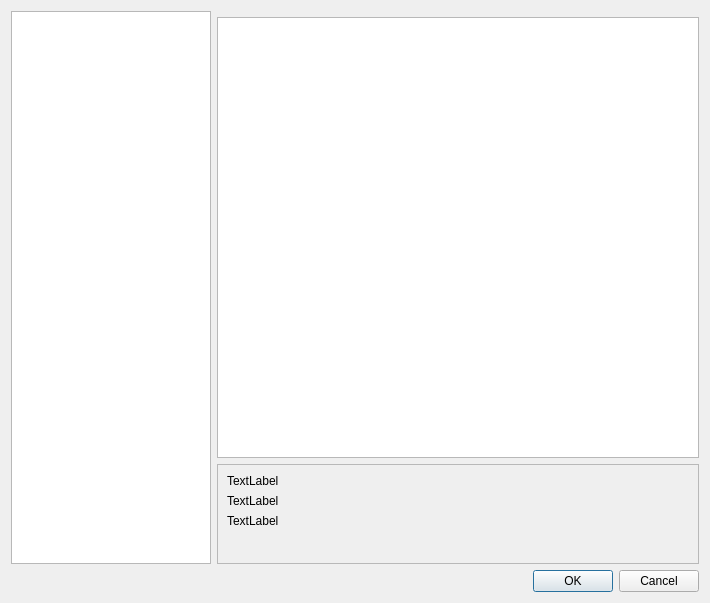
Before: the Qt Designer form kde4/pardusman/ui/uipackages.ui in pars-linux/uludag, drawn with Qt 5.
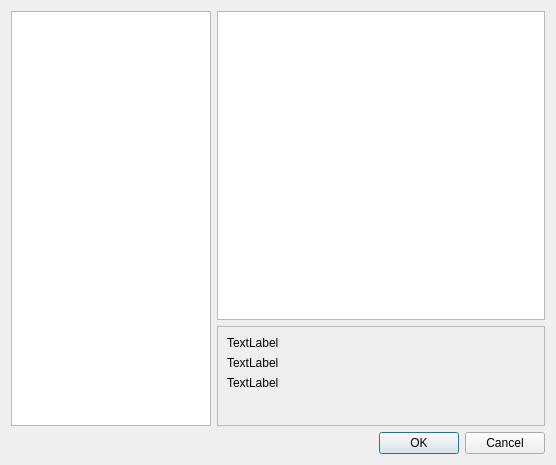
After: the same form once the commit is applied.

Commit message: Packages dialog, step 1

The edit to the form file:
```diff
--- a/kde4/pardusman/ui/uipackages.ui
+++ b/kde4/pardusman/ui/uipackages.ui
@@ -6,22 +6,16 @@
    <rect>
     <x>0</x>
     <y>0</y>
-    <width>710</width>
-    <height>603</height>
+    <width>556</width>
+    <height>465</height>
    </rect>
   </property>
   <property name="windowTitle">
    <string>Packages</string>
   </property>
   <layout class="QGridLayout" name="gridLayout_2">
-   <item row="0" column="0" rowspan="3">
-    <widget class="QListView" name="listComponents">
-     <property name="sizePolicy">
-      <sizepolicy hsizetype="Preferred" vsizetype="Expanding">
-       <horstretch>0</horstretch>
-       <verstretch>0</verstretch>
-      </sizepolicy>
-     </property>
+   <item row="0" column="0" rowspan="2">
+    <widget class="QListWidget" name="listComponents">
      <property name="maximumSize">
       <size>
        <width>200</width>
@@ -36,23 +30,10 @@
      </property>
     </widget>
    </item>
+   <item row="0" column="1">
+    <widget class="QListWidget" name="listPackages"/>
+   </item>
    <item row="1" column="1">
-    <widget class="QListView" name="listPackages">
-     <property name="sizePolicy">
-      <sizepolicy hsizetype="Preferred" vsizetype="Expanding">
-       <horstretch>0</horstretch>
-       <verstretch>0</verstretch>
-      </sizepolicy>
-     </property>
-     <property name="sizeIncrement">
-      <size>
-       <width>2</width>
-       <height>2</height>
-      </size>
-     </property>
-    </widget>
-   </item>
-   <item row="2" column="1">
     <widget class="QFrame" name="frame">
      <property name="sizePolicy">
       <sizepolicy hsizetype="Preferred" vsizetype="Expanding">
@@ -116,7 +97,7 @@
      </layout>
     </widget>
    </item>
-   <item row="3" column="0" colspan="2">
+   <item row="2" column="0" colspan="2">
     <widget class="QDialogButtonBox" name="buttonBox">
      <property name="orientation">
       <enum>Qt::Horizontal</enum>
```
Left out of the diff: 6 changed lines with no effect on the pictures. The commit also changes 1 other file.
